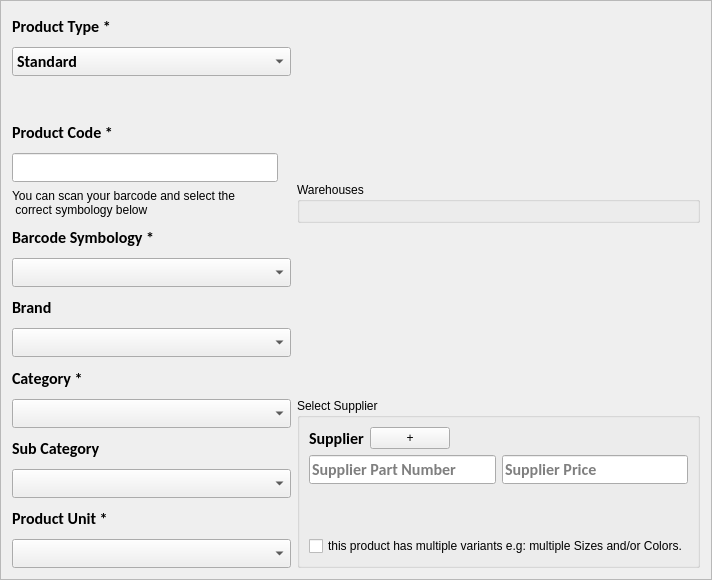
ashraf-kx/stock-manager, file StockManager/Products/f_addproducts.ui: the form before one commit.
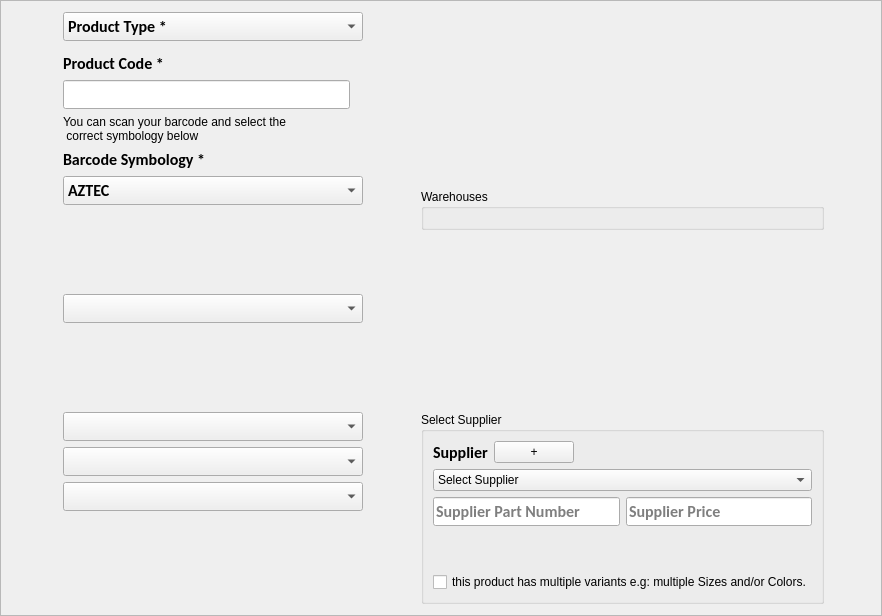
The form after the commit. Icons and pictures are not drawn. Custom widgets are drawn as their Qt base class.

Patch:
```diff
--- a/StockManager/Products/f_addproducts.ui
+++ b/StockManager/Products/f_addproducts.ui
@@ -6,8 +6,8 @@
    <rect>
     <x>0</x>
     <y>0</y>
-    <width>712</width>
-    <height>580</height>
+    <width>882</width>
+    <height>616</height>
    </rect>
   </property>
   <property name="windowTitle">
@@ -20,44 +20,42 @@
    <enum>QFrame::Raised</enum>
   </property>
   <layout class="QHBoxLayout" name="horizontalLayout_3">
+   <item>
+    <spacer name="horizontalSpacer_4">
+     <property name="orientation">
+      <enum>Qt::Horizontal</enum>
+     </property>
+     <property name="sizeHint" stdset="0">
+      <size>
+       <width>40</width>
+       <height>20</height>
+      </size>
+     </property>
+    </spacer>
+   </item>
    <item>
     <layout class="QVBoxLayout" name="layoutLeftSide">
-     <item>
-      <widget class="QLabel" name="L_ProductsType">
-       <property name="minimumSize">
-        <size>
-         <width>200</width>
-         <height>0</height>
-        </size>
-       </property>
-       <property name="font">
-        <font>
-         <family>Calibri</family>
-         <pointsize>12</pointsize>
-         <weight>75</weight>
-         <bold>true</bold>
-        </font>
-       </property>
-       <property name="text">
-        <string>Product Type *</string>
-       </property>
-       <property name="scaledContents">
-        <bool>true</bool>
-       </property>
-      </widget>
-     </item>
+     <property name="leftMargin">
+      <number>5</number>
+     </property>
+     <property name="rightMargin">
+      <number>5</number>
+     </property>
+     <property name="bottomMargin">
+      <number>10</number>
+     </property>
      <item>
       <widget class="QComboBox" name="Cb_ProductType">
        <property name="minimumSize">
         <size>
-         <width>0</width>
+         <width>300</width>
          <height>25</height>
         </size>
        </property>
        <property name="maximumSize">
         <size>
-         <width>16777215</width>
-         <height>30</height>
+         <width>300</width>
+         <height>16777215</height>
         </size>
        </property>
        <property name="font">
@@ -71,6 +69,11 @@
        <property name="cursor">
         <cursorShape>PointingHandCursor</cursorShape>
        </property>
+       <item>
+        <property name="text">
+         <string>Product Type *</string>
+        </property>
+       </item>
        <item>
         <property name="text">
          <string>Standard</string>
@@ -90,6 +93,18 @@
      </item>
      <item>
       <widget class="MDLineEdit" name="Le_productName">
+       <property name="minimumSize">
+        <size>
+         <width>300</width>
+         <height>0</height>
+        </size>
+       </property>
+       <property name="maximumSize">
+        <size>
+         <width>524287</width>
+         <height>524287</height>
+        </size>
+       </property>
        <property name="labelText">
         <string>Product Name *</string>
        </property>
@@ -106,6 +121,18 @@
      </item>
      <item>
       <widget class="QLabel" name="L_ProductCode">
+       <property name="minimumSize">
+        <size>
+         <width>300</width>
+         <height>0</height>
+        </size>
+       </property>
+       <property name="maximumSize">
+        <size>
+         <width>300</width>
+         <height>16777215</height>
+        </size>
+       </property>
        <property name="font">
         <font>
          <family>Calibri</family>
@@ -159,6 +186,18 @@
      </item>
      <item>
       <widget class="QLabel" name="L_info">
+       <property name="minimumSize">
+        <size>
+         <width>300</width>
+         <height>0</height>
+        </size>
+       </property>
+       <property name="maximumSize">
+        <size>
+         <width>300</width>
+         <height>16777215</height>
+        </size>
+       </property>
        <property name="text">
         <string>You can scan your barcode and select the
  correct symbology below</string>
@@ -170,6 +209,18 @@
      </item>
      <item>
       <widget class="QLabel" name="L_barcodeSymbology">
+       <property name="minimumSize">
+        <size>
+         <width>300</width>
+         <height>0</height>
+        </size>
+       </property>
+       <property name="maximumSize">
+        <size>
+         <width>300</width>
+         <height>16777215</height>
+        </size>
+       </property>
        <property name="font">
         <font>
          <family>Calibri</family>
@@ -190,13 +241,13 @@
       <widget class="QComboBox" name="Cb_BarcodeSym">
        <property name="minimumSize">
         <size>
-         <width>0</width>
+         <width>300</width>
          <height>25</height>
         </size>
        </property>
        <property name="maximumSize">
         <size>
-         <width>16777215</width>
+         <width>300</width>
          <height>16777215</height>
         </size>
        </property>
@@ -211,37 +262,117 @@
        <property name="cursor">
         <cursorShape>PointingHandCursor</cursorShape>
        </property>
+       <item>
+        <property name="text">
+         <string>AZTEC</string>
+        </property>
+       </item>
+       <item>
+        <property name="text">
+         <string>CODEBAR</string>
+        </property>
+       </item>
+       <item>
+        <property name="text">
+         <string>CODE 39</string>
+        </property>
+       </item>
+       <item>
+        <property name="text">
+         <string>CODE 93</string>
+        </property>
+       </item>
+       <item>
+        <property name="text">
+         <string>CODE 128</string>
+        </property>
+       </item>
+       <item>
+        <property name="text">
+         <string>DATA MATRIX</string>
+        </property>
+       </item>
+       <item>
+        <property name="text">
+         <string>EAN 8</string>
+        </property>
+       </item>
+       <item>
+        <property name="text">
+         <string>EAN 13</string>
+        </property>
+       </item>
+       <item>
+        <property name="text">
+         <string>ITF</string>
+        </property>
+       </item>
+       <item>
+        <property name="text">
+         <string>MAXICODE</string>
+        </property>
+       </item>
+       <item>
+        <property name="text">
+         <string>QR CODE</string>
+        </property>
+       </item>
+       <item>
+        <property name="text">
+         <string>RSS 14</string>
+        </property>
+       </item>
+       <item>
+        <property name="text">
+         <string>RSS EXPANDED</string>
+        </property>
+       </item>
+       <item>
+        <property name="text">
+         <string>UPC A</string>
+        </property>
+       </item>
+       <item>
+        <property name="text">
+         <string>UPC E</string>
+        </property>
+       </item>
+       <item>
+        <property name="text">
+         <string>UPC EAN EXTENSION</string>
+        </property>
+       </item>
+       <item>
+        <property name="text">
+         <string>PDF 417</string>
+        </property>
+       </item>
       </widget>
      </item>
      <item>
-      <widget class="QLabel" name="L_Band">
-       <property name="font">
-        <font>
-         <family>Calibri</family>
-         <pointsize>12</pointsize>
-         <weight>75</weight>
-         <bold>true</bold>
-        </font>
+      <spacer name="verticalSpacer_6">
+       <property name="orientation">
+        <enum>Qt::Vertical</enum>
        </property>
-       <property name="text">
-        <string>Brand</string>
+       <property name="sizeHint" stdset="0">
+        <size>
+         <width>20</width>
+         <height>40</height>
+        </size>
        </property>
-       <property name="scaledContents">
-        <bool>true</bool>
-       </property>
-      </widget>
+      </spacer>
      </item>
      <item>
       <widget class="QComboBox" name="Cb_Brand">
        <property name="minimumSize">
         <size>
-         <width>0</width>
+         <width>300</width>
          <height>25</height>
         </size>
        </property>
        <property name="maximumSize">
         <size>
-         <width>16777215</width>
+         <width>300</width>
          <height>16777215</height>
         </size>
        </property>
@@ -259,34 +390,29 @@
       </widget>
      </item>
      <item>
-      <widget class="QLabel" name="L_Category">
-       <property name="font">
-        <font>
-         <family>Calibri</family>
-         <pointsize>12</pointsize>
-         <weight>75</weight>
-         <bold>true</bold>
-        </font>
+      <spacer name="verticalSpacer_5">
+       <property name="orientation">
+        <enum>Qt::Vertical</enum>
        </property>
-       <property name="text">
-        <string>Category *</string>
+       <property name="sizeHint" stdset="0">
+        <size>
+         <width>20</width>
+         <height>40</height>
+        </size>
        </property>
-       <property name="scaledContents">
-        <bool>true</bool>
-       </property>
-      </widget>
+      </spacer>
      </item>
      <item>
       <widget class="QComboBox" name="Cb_Category">
        <property name="minimumSize">
         <size>
-         <width>0</width>
+         <width>300</width>
          <height>25</height>
         </size>
        </property>
        <property name="maximumSize">
         <size>
-         <width>16777215</width>
+         <width>300</width>
          <height>16777215</height>
         </size>
        </property>
@@ -303,35 +429,17 @@
        </property>
       </widget>
      </item>
-     <item>
-      <widget class="QLabel" name="L_SubCategory">
-       <property name="font">
-        <font>
-         <family>Calibri</family>
-         <pointsize>12</pointsize>
-         <weight>75</weight>
-         <bold>true</bold>
-        </font>
-       </property>
-       <property name="text">
-        <string>Sub Category</string>
-       </property>
-       <property name="scaledContents">
-        <bool>true</bool>
-       </property>
-      </widget>
-     </item>
      <item>
       <widget class="QComboBox" name="Cb_SubCategory">
        <property name="minimumSize">
         <size>
-         <width>0</width>
+         <width>300</width>
          <height>25</height>
         </size>
        </property>
        <property name="maximumSize">
         <size>
-         <width>16777215</width>
+         <width>300</width>
          <height>16777215</height>
         </size>
        </property>
@@ -348,35 +456,17 @@
        </property>
       </widget>
      </item>
-     <item>
-      <widget class="QLabel" name="L_ProductUnit">
-       <property name="font">
-        <font>
-         <family>Calibri</family>
-         <pointsize>12</pointsize>
-         <weight>75</weight>
-         <bold>true</bold>
-        </font>
-       </property>
-       <property name="text">
-        <string>Product Unit *</string>
-       </property>
-       <property name="scaledContents">
-        <bool>true</bool>
-       </property>
-      </widget>
-     </item>
      <item>
       <widget class="QComboBox" name="Cb_ProductUnit">
        <property name="minimumSize">
         <size>
-         <width>0</width>
+         <width>300</width>
          <height>25</height>
         </size>
        </property>
        <property name="maximumSize">
         <size>
-         <width>16777215</width>
+         <width>300</width>
          <height>16777215</height>
         </size>
        </property>
@@ -393,8 +483,34 @@
        </property>
       </widget>
      </item>
+     <item>
+      <spacer name="verticalSpacer_4">
+       <property name="orientation">
+        <enum>Qt::Vertical</enum>
+       </property>
+       <property name="sizeHint" stdset="0">
+        <size>
+         <width>20</width>
+         <height>40</height>
+        </size>
+       </property>
+      </spacer>
+     </item>
     </layout>
    </item>
+   <item>
+    <spacer name="horizontalSpacer_2">
+     <property name="orientation">
+      <enum>Qt::Horizontal</enum>
+     </property>
+     <property name="sizeHint" stdset="0">
+      <size>
+       <width>40</width>
+       <height>20</height>
+      </size>
+     </property>
+    </spacer>
+   </item>
    <item>
     <layout class="QVBoxLayout" name="layoutRightSide">
      <item>
@@ -485,6 +601,15 @@
           </item>
          </layout>
         </item>
+        <item>
+         <widget class="QComboBox" name="comboBox">
+          <item>
+           <property name="text">
+            <string>Select Supplier</string>
+           </property>
+          </item>
+         </widget>
+        </item>
         <item>
          <layout class="QHBoxLayout" name="horizontalLayout_5">
           <item>
@@ -568,6 +693,19 @@
      </item>
     </layout>
    </item>
+   <item>
+    <spacer name="horizontalSpacer_3">
+     <property name="orientation">
+      <enum>Qt::Horizontal</enum>
+     </property>
+     <property name="sizeHint" stdset="0">
+      <size>
+       <width>40</width>
+       <height>20</height>
+      </size>
+     </property>
+    </spacer>
+   </item>
   </layout>
  </widget>
  <customwidgets>
```
